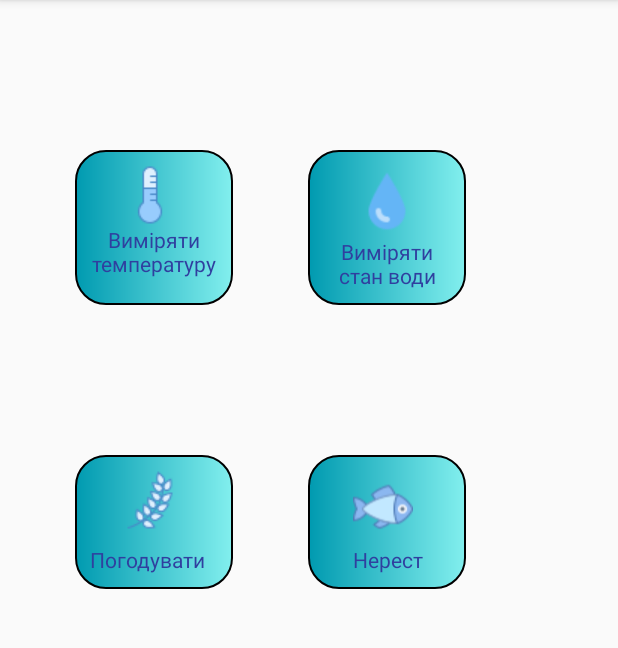
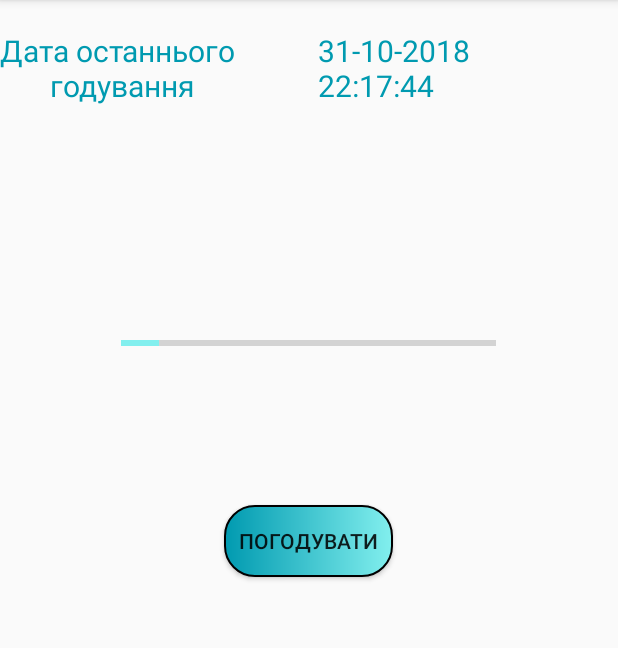
Before and after one commit to alonaShapoval/FishFarm, an Android app: the screen it shows after launch (MainActivity before the commit, FeedActivity after it), after a tap on "Погодувати", on a phone screen of 412 x 824 dp, the part 84-732 px from its top. Run offline under Robolectric (Android 15) with nearby library versions, the phone set to English and light mode, and no system bars; our stand-ins replace ButterKnife.

Commit message:
Created FeedActivity

```diff
--- a/app/src/main/AndroidManifest.xml
+++ b/app/src/main/AndroidManifest.xml
@@ -25,7 +25,8 @@
             android:name=".LoginActivity"
             android:label="@string/title_activity_login" />
         <activity android:name=".TemperatureActivity" />
-        <activity android:name=".WaterConditionActivity"></activity>
+        <activity android:name=".WaterConditionActivity" />
+        <activity android:name=".FeedActivity"></activity>
     </application>
 
 </manifest>
--- /dev/null
+++ b/app/src/main/java/com/bignerdranch/android/fishfarm/FeedActivity.java
@@ -0,0 +1,158 @@
+package com.bignerdranch.android.fishfarm;
+
+import android.os.Handler;
+import android.support.v7.app.AlertDialog;
+import android.support.v7.app.AppCompatActivity;
+import android.os.Bundle;
+import android.view.View;
+import android.widget.Button;
+import android.widget.ProgressBar;
+import android.widget.TextView;
+
+import java.text.SimpleDateFormat;
+import java.util.Calendar;
+import java.util.Timer;
+import java.util.TimerTask;
+
+import butterknife.BindView;
+import butterknife.ButterKnife;
+
+public class FeedActivity extends AppCompatActivity {
+@BindView(R.id.feed_date)
+    TextView mTextViewFeedDate;
+@BindView(R.id.progress_bar)
+    ProgressBar mProgreesBar;
+@BindView(R.id.feed)
+Button mButtonFeed;
+    private int progressStatus = 0;
+    private Handler handler = new Handler();
+
+    static String lastDateFeed="31-10-2018\n22:17:44";
+    @BindView(R.id.show_that_fed)
+    TextView mTextViewShowFed;
+
+
+    @Override
+    protected void onCreate(Bundle savedInstanceState) {
+        super.onCreate(savedInstanceState);
+        setContentView(R.layout.activity_feed);
+        ButterKnife.bind(this);
+        mTextViewFeedDate.setText(lastDateFeed);
+        mButtonFeed.setOnClickListener(new View.OnClickListener() {
+            @Override
+            public void onClick(final View view) {
+                progressStatus = 0;
+                Thread t = new Thread() {
+                    @Override
+                    public void run() {
+                        while (progressStatus < 100) {
+                            // Update the progress status
+                            progressStatus += 1;
+
+//                             Try to sleep the thread for 20 milliseconds
+                            try {
+                                Thread.sleep(20);
+                            } catch (InterruptedException e) {
+                                e.printStackTrace();
+
+                            }
+
+                            // Update the progress bar
+                            handler.post(new Runnable() {
+                                @Override
+                                public void run() {
+                                    mProgreesBar.setProgress(progressStatus);
+                                    // Show the progress on TextView
+                                    mTextViewFeedDate.setText(setCurrDate());
+
+                                }
+                            });
+
+                        }
+                       // mTextViewShowFed.setText(R.string.fed);
+
+                    }
+                };
+                t.start();
+
+
+
+             //showAlertDialog(view);
+//                new Thread(new Runnable() {
+//                    @Override
+//                    public void run() {
+//                        while(progressStatus < 100){
+//                            // Update the progress status
+//                            progressStatus +=1;
+//
+//                            // Try to sleep the thread for 20 milliseconds
+//                            try{
+//                                Thread.sleep(20);
+//                            }catch(InterruptedException e){
+//                                e.printStackTrace();
+//                            }
+//
+//                            // Update the progress bar
+//                            handler.post(new Runnable() {
+//                                @Override
+//                                public void run() {
+//                                    mProgreesBar.setProgress(progressStatus);
+//                                    // Show the progress on TextView
+//                                    mTextViewFeedDate.setText(setCurrDate());
+//
+//                                }
+//                            });
+//                        }
+//                        showAlertDialog(view);
+//                    }
+//                }).start(); // Start the operation
+//
+//               // showAlertDialog(view);
+//            }
+
+            }
+       });
+
+    }
+    public void feedFish(){
+
+    }
+    public String setCurrDate(){
+        final Calendar calendar = Calendar.getInstance();
+        StringBuilder date=new StringBuilder();
+        SimpleDateFormat sdf = new SimpleDateFormat("HH:mm:ss");
+
+        date.append(calendar.get(Calendar.DAY_OF_MONTH));
+        date.append("-");
+        date.append(calendar.get(Calendar.MONTH)+1);
+        date.append("-");
+        date.append(calendar.get(Calendar.YEAR));
+        date.append("\n");
+        date.append(sdf.format(calendar.getTime()));
+        lastDateFeed=date.toString();
+       return date.toString();
+    }
+
+    public void showAlertDialog(View v){
+        AlertDialog.Builder builder = new AlertDialog.Builder(v.getContext());
+
+        builder.setMessage(R.string.fed);
+        builder.setCancelable(true);
+
+        final AlertDialog dlg = builder.create();
+
+        dlg.show();
+
+        final Timer timer = new Timer();
+
+        timer.schedule(new TimerTask() {
+            public void run() {
+                dlg.dismiss(); // when the task active then close the dialog
+                timer.cancel(); // also just top the timer thread, otherwise,
+                // you may receive a crash report
+            }
+        }, 3000); // через 5 секунд (5000 миллисекунд), the task will be active.
+    }
+
+
+}
--- a/app/src/main/java/com/bignerdranch/android/fishfarm/MainActivity.java
+++ b/app/src/main/java/com/bignerdranch/android/fishfarm/MainActivity.java
@@ -46,7 +46,8 @@ public class MainActivity extends AppCompatActivity {
         mLinearLayoutFeeding.setOnClickListener(new View.OnClickListener() {
             @Override
             public void onClick(View view) {
-
+                Intent intent = new Intent(MainActivity.this, FeedActivity.class);
+                startActivity(intent);
             }
         });
 
--- /dev/null
+++ b/app/src/main/res/layout/activity_feed.xml
@@ -0,0 +1,61 @@
+<?xml version="1.0" encoding="utf-8"?>
+<android.support.constraint.ConstraintLayout xmlns:android="http://schemas.android.com/apk/res/android"
+    xmlns:app="http://schemas.android.com/apk/res-auto"
+    xmlns:tools="http://schemas.android.com/tools"
+    android:layout_width="match_parent"
+    android:layout_height="match_parent"
+    tools:context="com.bignerdranch.android.fishfarm.FeedActivity">
+<LinearLayout
+    android:layout_width="match_parent"
+    android:layout_height="match_parent"
+    android:orientation="vertical">
+    <LinearLayout
+        android:layout_width="wrap_content"
+        android:layout_height="wrap_content"
+        android:orientation="horizontal"
+        android:layout_marginTop="20dp">
+    <TextView
+        android:layout_width="wrap_content"
+        android:layout_height="wrap_content"
+        android:text="@string/last_feed_date"
+        android:gravity="center"
+        android:textColor="@color/blue"
+        android:textSize="20sp"/>
+        <TextView
+            android:id="@+id/feed_date"
+            android:layout_width="wrap_content"
+            android:layout_height="wrap_content"
+            android:textSize="20sp"
+            android:textColor="@color/blue"
+            android:layout_marginLeft="50dp"
+            />
+</LinearLayout>
+    <ProgressBar
+        android:layout_width="250dp"
+        android:layout_height="wrap_content"
+        android:id="@+id/progress_bar"
+        android:layout_marginTop="150dp"
+        android:layout_gravity="center"
+        style="@style/HorizontalProgress"
+        android:indeterminate="false"
+        android:max="100"
+        android:progress="10"
+        />
+    <Button
+        android:layout_width="wrap_content"
+        android:layout_height="wrap_content"
+        android:id="@+id/feed"
+        android:text="@string/feed"
+        android:background="@drawable/button_border"
+        android:layout_gravity="center"
+        android:layout_marginTop="100dp"/>
+    <TextView
+        android:layout_width="wrap_content"
+        android:layout_height="wrap_content"
+        android:id="@+id/show_that_fed"
+        android:textColor="@color/green"
+        android:layout_gravity="center"
+        android:textSize="20sp"
+        android:layout_marginTop="30dp"/>
+</LinearLayout>
+</android.support.constraint.ConstraintLayout>
--- a/app/src/main/res/values/colors.xml
+++ b/app/src/main/res/values/colors.xml
@@ -5,4 +5,5 @@
     <color name="colorAccent">#FF4081</color>
     <color name="colorLightBlue">#82efee</color>
     <color name="blue">#009ab0</color>
+    <color name="green">#398500</color>
 </resources>
--- a/app/src/main/res/values/strings.xml
+++ b/app/src/main/res/values/strings.xml
@@ -15,6 +15,11 @@
     <string name="change_data">Змінити дату</string>
     <string name="measure_oxygen">Виміряти \nрівень кисню</string>
 
+    <!-- Strings related to FeedActivity -->
+    <string name="last_feed_date">Дата останнього \nгодування</string>
+    <string name="fed">Погодовано!</string>
+
+
     <!-- Strings related to login -->
     <string name="prompt_email">Email</string>
     <string name="prompt_password">Password (optional)</string>
--- a/app/src/main/res/values/styles.xml
+++ b/app/src/main/res/values/styles.xml
@@ -11,4 +11,9 @@
         <item name="colorAccent">@color/blue</item>
         //@android:color/holo_green_light
     </style>
+    <style name="HorizontalProgress" parent="Widget.AppCompat.ProgressBar.Horizontal">
+        <item name="colorAccent">@color/blue</item>
+        <item name="android:centerColor">@color/blue</item>
+
+    </style>
 </resources>
```
